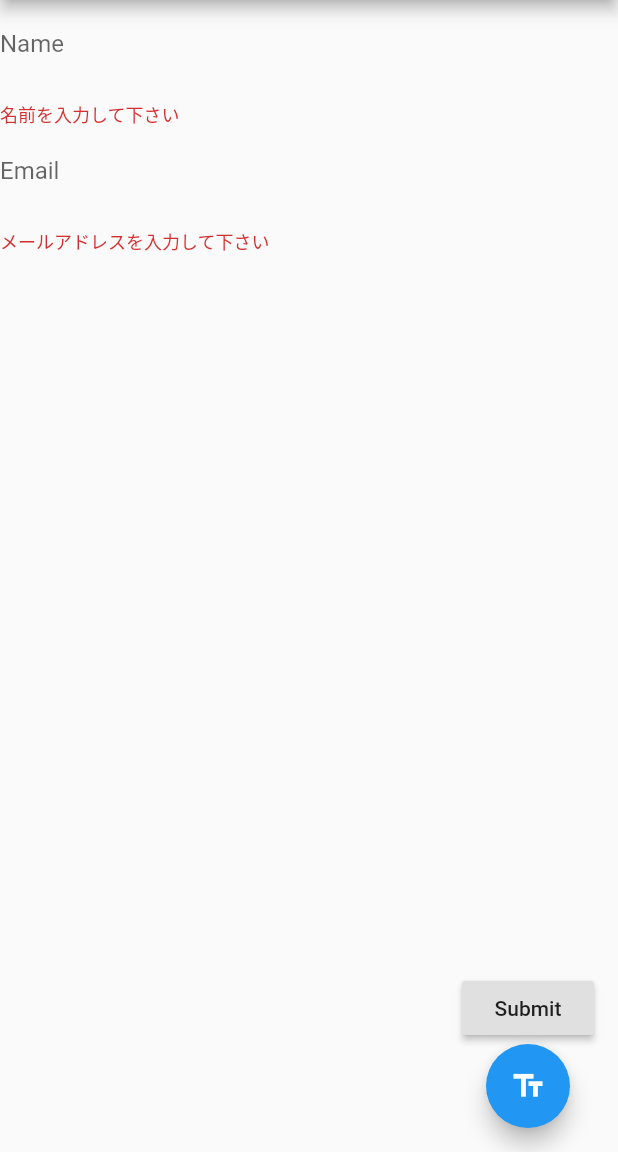
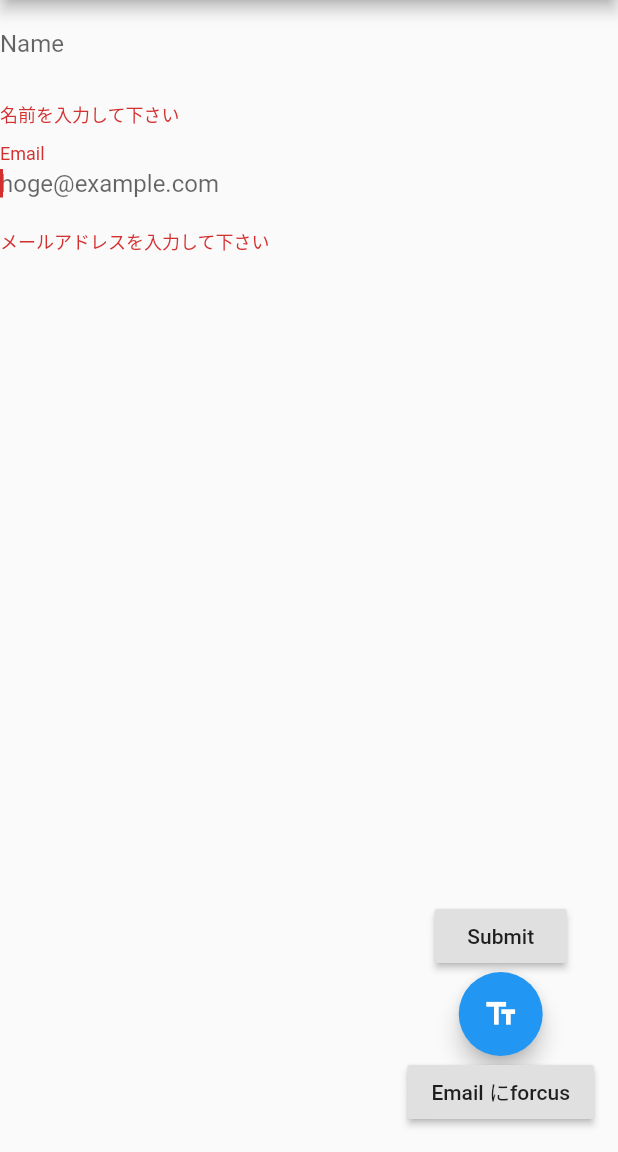
Before and after one commit to pocari/build_a_form_with_validation, a Flutter app: the screen it shows after launch, after a tap on "Submit", on a phone screen of 412 x 824 dp, the part 84-1236 px from its top. Run offline on Flutter 3.47's test engine with Material 2 defaults, Android fonts, the phone set to English and light mode, and no system bars.

Commit message:
forcus and text field

```diff
--- a/lib/main.dart
+++ b/lib/main.dart
@@ -26,6 +26,7 @@ class MyCustomForm extends StatefulWidget {
 class MyCustomFormState extends State<MyCustomForm> {
   final _formKey = GlobalKey<FormState>();
   final myController = TextEditingController();
+  final myForcusNode = FocusNode();
 
   void _printLatestValue() {
     print("Second text field: ${myController.text}");
@@ -40,6 +41,7 @@ class MyCustomFormState extends State<MyCustomForm> {
   @override
   void dispose() {
     myController.dispose();
+    myForcusNode.dispose();
     super.dispose();
   }
 
@@ -69,6 +71,8 @@ class MyCustomFormState extends State<MyCustomForm> {
               controller: myController,
             ),
             TextFormField(
+              autofocus: true,
+              focusNode: myForcusNode,
               decoration: InputDecoration(
                 border: InputBorder.none,
                 hintText: 'hoge@example.com',
@@ -108,6 +112,12 @@ class MyCustomFormState extends State<MyCustomForm> {
             },
             child: Icon(Icons.text_fields),
           ),
+          RaisedButton(
+            onPressed: () {
+              FocusScope.of(context).requestFocus(myForcusNode);
+            },
+            child: Text("Email にforcus"),
+          ),
         ],
       ),
     );
```
